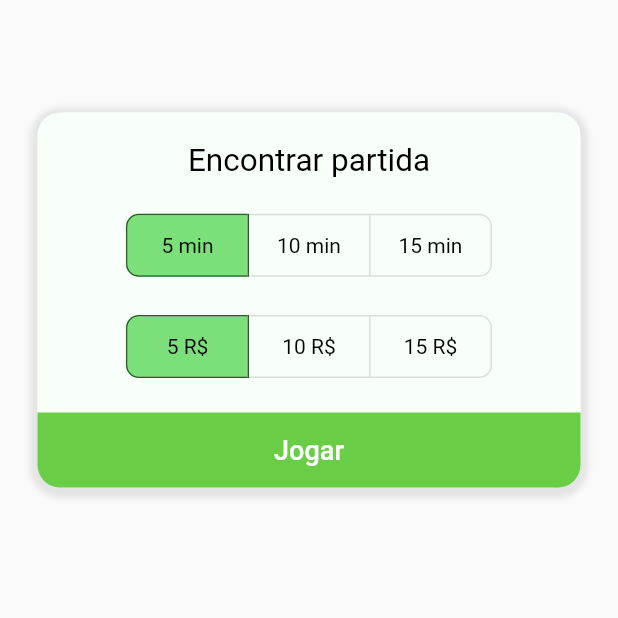
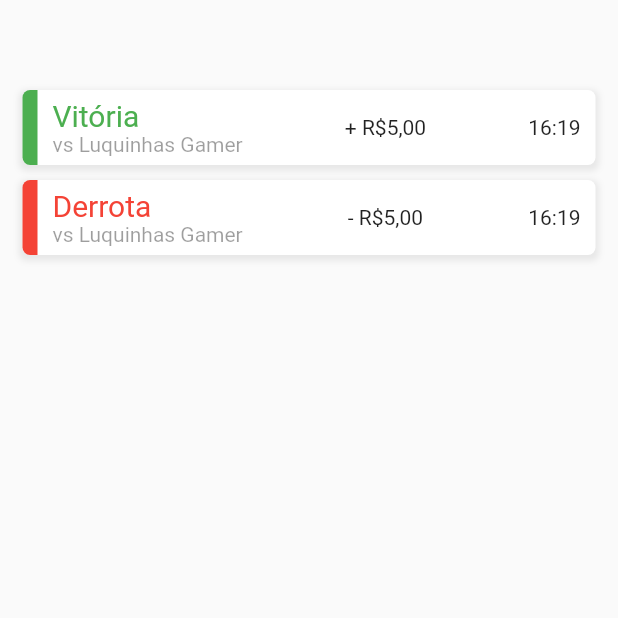
Before and after one commit to BrenoSLima/chesstip, a Flutter app: the screen it shows after launch, on a phone screen of 412 x 824 dp, the top half of it. Run offline on Flutter 3.47's test engine with Material 2 defaults, Android fonts, the phone set to English and light mode, and no system bars; Roboto replaces fonts that are missing (Gothic A1).

Commit message:
Adição de componente inficativo de derrota ou vitória no histórico

```diff
--- /dev/null
+++ b/lib/components/defeat_history_component.dart
@@ -0,0 +1,68 @@
+import 'package:flutter/material.dart';
+
+class DefeatHistoryComponent extends StatelessWidget {
+  const DefeatHistoryComponent({Key? key}) : super(key: key);
+
+  @override
+  Widget build(BuildContext context) {
+    return Padding(
+      padding: const EdgeInsets.only(left: 15, right: 15, top: 10),
+      child: Container(
+        height: 50,
+        decoration: BoxDecoration(
+            color: Colors.white,
+            borderRadius: BorderRadius.circular(5),
+            boxShadow: [
+              BoxShadow(
+                color: Colors.grey.withOpacity(0.20),
+                spreadRadius: 2,
+                blurRadius: 3,
+                offset: const Offset(0, 2), // changes position of shadow
+              ),
+            ]),
+        child: Row(
+          children: [
+            Container(
+              width: 10,
+              decoration: BoxDecoration(
+                  color: Colors.red,
+                  borderRadius: BorderRadius.only(
+                      topLeft: Radius.circular(5),
+                      bottomLeft: Radius.circular(5))),
+            ),
+            Expanded(
+              child: Padding(
+                padding: const EdgeInsets.only(left: 10, right: 10),
+                child: Row(
+                  mainAxisAlignment: MainAxisAlignment.spaceBetween,
+                  children: [
+                    Container(
+                      child: Column(
+                        mainAxisAlignment: MainAxisAlignment.center,
+                        crossAxisAlignment: CrossAxisAlignment.start,
+                        children: [
+                          Text(
+                            "Derrota",
+                            style: TextStyle(fontSize: 20, color: Colors.red),
+                          ),
+                          Text(
+                            "vs Luquinhas Gamer",
+                            style: TextStyle(
+                              color: Colors.black38,
+                            ),
+                          ),
+                        ],
+                      ),
+                    ),
+                    Text("- R\$5,00"),
+                    Text("16:19")
+                  ],
+                ),
+              ),
+            )
+          ],
+        ),
+      ),
+    );
+  }
+}
--- /dev/null
+++ b/lib/components/win_history_component.dart
@@ -0,0 +1,68 @@
+import 'package:flutter/material.dart';
+
+class WinHistoryComponent extends StatelessWidget {
+  const WinHistoryComponent({Key? key}) : super(key: key);
+
+  @override
+  Widget build(BuildContext context) {
+    return Padding(
+      padding: const EdgeInsets.only(left: 15, right: 15, top: 10),
+      child: Container(
+        height: 50,
+        decoration: BoxDecoration(
+            color: Colors.white,
+            borderRadius: BorderRadius.circular(5),
+            boxShadow: [
+              BoxShadow(
+                color: Colors.grey.withOpacity(0.20),
+                spreadRadius: 2,
+                blurRadius: 3,
+                offset: const Offset(0, 2), // changes position of shadow
+              ),
+            ]),
+        child: Row(
+          children: [
+            Container(
+              width: 10,
+              decoration: BoxDecoration(
+                  color: Colors.green,
+                  borderRadius: BorderRadius.only(
+                      topLeft: Radius.circular(5),
+                      bottomLeft: Radius.circular(5))),
+            ),
+            Expanded(
+              child: Padding(
+                padding: const EdgeInsets.only(left: 10, right: 10),
+                child: Row(
+                  mainAxisAlignment: MainAxisAlignment.spaceBetween,
+                  children: [
+                    Container(
+                      child: Column(
+                        mainAxisAlignment: MainAxisAlignment.center,
+                        crossAxisAlignment: CrossAxisAlignment.start,
+                        children: [
+                          Text(
+                            "Vitória",
+                            style: TextStyle(fontSize: 20, color: Colors.green),
+                          ),
+                          Text(
+                            "vs Luquinhas Gamer",
+                            style: TextStyle(
+                              color: Colors.black38,
+                            ),
+                          ),
+                        ],
+                      ),
+                    ),
+                    Text("+ R\$5,00"),
+                    Text("16:19")
+                  ],
+                ),
+              ),
+            )
+          ],
+        ),
+      ),
+    );
+  }
+}
--- a/lib/main.dart
+++ b/lib/main.dart
@@ -1,3 +1,4 @@
+import 'package:chesstip/screens/history_screen.dart';
 import 'package:chesstip/screens/play_screen.dart';
 import 'package:flutter/material.dart';
 
@@ -13,7 +14,7 @@ class MyApp extends StatelessWidget {
   Widget build(BuildContext context) {
     return MaterialApp(
       debugShowCheckedModeBanner: false,
-      home: PlayScreen(),
+      home: HistoryScreen(),
     );
   }
 }
--- a/lib/screens/history_screen.dart
+++ b/lib/screens/history_screen.dart
@@ -0,0 +1,26 @@
+import 'package:chesstip/components/win_history_component.dart';
+import 'package:flutter/material.dart';
+
+import '../components/defeat_history_component.dart';
+
+class HistoryScreen extends StatefulWidget {
+  const HistoryScreen({Key? key}) : super(key: key);
+
+  @override
+  State<HistoryScreen> createState() => _HistoryScreenState();
+}
+
+class _HistoryScreenState extends State<HistoryScreen> {
+  @override
+  Widget build(BuildContext context) {
+    return Scaffold(
+      body: Column(
+        children: [
+          SizedBox(height: 50,),
+          WinHistoryComponent(),
+          DefeatHistoryComponent()
+        ],
+      ),
+    );
+  }
+}
```
